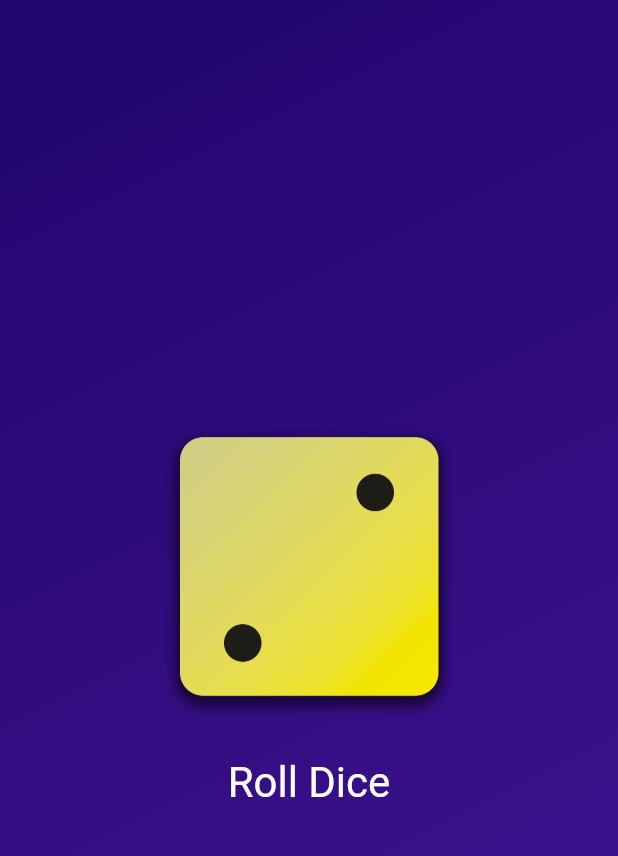
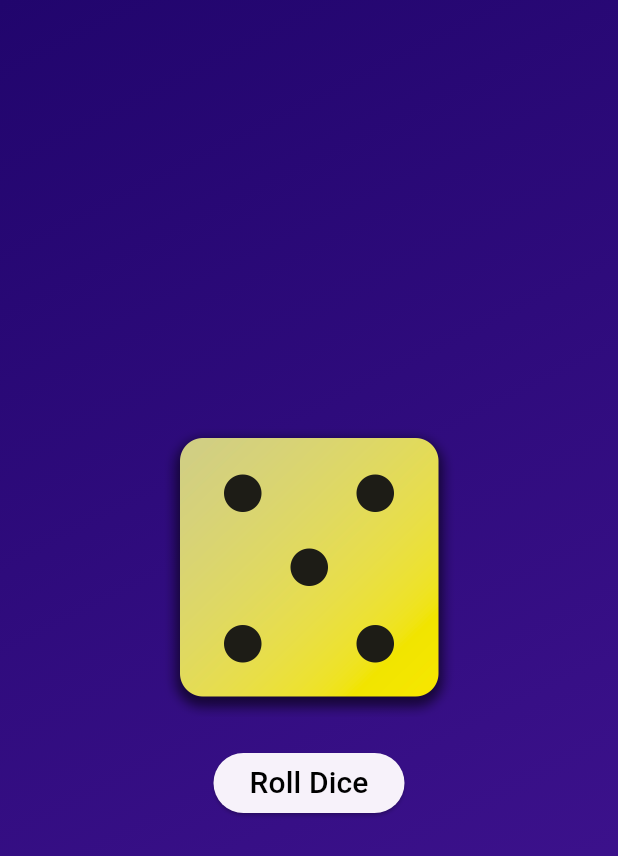
Before and after one commit to balewgize/flutter-projects, a Flutter app: the screen it shows after launch, after a tap on "Roll Dice", on a phone screen of 412 x 824 dp. Shown: the top 856 px of the screen. Run offline on Flutter 3.47's test engine with Material 3 defaults, Android fonts, the phone set to English and light mode, and no system bars.

Commit message:
show random dice image

```diff
--- a/dice_roll/lib/dice_roller.dart
+++ b/dice_roll/lib/dice_roller.dart
@@ -1,4 +1,8 @@
+import 'dart:math';
+
 import 'package:flutter/material.dart';
+
+import 'package:dice_roll/styled_text.dart';
 
 class DiceRoller extends StatefulWidget {
   const DiceRoller({super.key});
@@ -10,10 +14,12 @@ class DiceRoller extends StatefulWidget {
 }
 
 class _DiceRollerState extends State<DiceRoller> {
-  var activeDiceImage = 'assets/images/dice-2.png';
+  var currentDiceRoll = 2;
 
   void rollDice() {
-    activeDiceImage = 'assets/images/dice-4.png';
+    setState(() {
+      currentDiceRoll = Random().nextInt(6) + 1;
+    });
   }
 
   @override
@@ -21,18 +27,11 @@ class _DiceRollerState extends State<DiceRoller> {
     return Column(
       mainAxisSize: MainAxisSize.min,
       children: [
-        Image.asset(activeDiceImage, width: 200),
+        Image.asset('assets/images/dice-$currentDiceRoll.png', width: 200),
         const SizedBox(height: 20),
-        TextButton(
+        ElevatedButton(
           onPressed: rollDice,
-          style: TextButton.styleFrom(
-            // padding: const EdgeInsets.only(
-            //   top: 20,
-            // ),
-            foregroundColor: Colors.white,
-            textStyle: const TextStyle(fontSize: 28),
-          ),
-          child: const Text('Roll Dice'),
+          child: const StyledText('Roll Dice'),
         ),
       ],
     );
--- a/dice_roll/lib/gradient_container.dart
+++ b/dice_roll/lib/gradient_container.dart
@@ -8,7 +8,7 @@ const endAlignment = Alignment.bottomRight;
 class GradientContainer extends StatelessWidget {
   const GradientContainer(this.color1, this.color2, {super.key});
 
-  const GradientContainer.purple({super.key})
+  const GradientContainer.backgroundColor({super.key})
     : color1 = Colors.deepPurple,
       color2 = Colors.indigo;
 
--- a/dice_roll/lib/main.dart
+++ b/dice_roll/lib/main.dart
@@ -1,4 +1,5 @@
 import 'package:flutter/material.dart';
+
 import 'package:dice_roll/gradient_container.dart';
 
 void main() {
--- a/dice_roll/lib/styled_text.dart
+++ b/dice_roll/lib/styled_text.dart
@@ -9,7 +9,7 @@ class StyledText extends StatelessWidget {
   Widget build(context) {
     return Text(
       text,
-      style: const TextStyle(color: Colors.white, fontSize: 28),
+      style: const TextStyle(color: Colors.black, fontSize: 20),
     );
   }
 }
```
